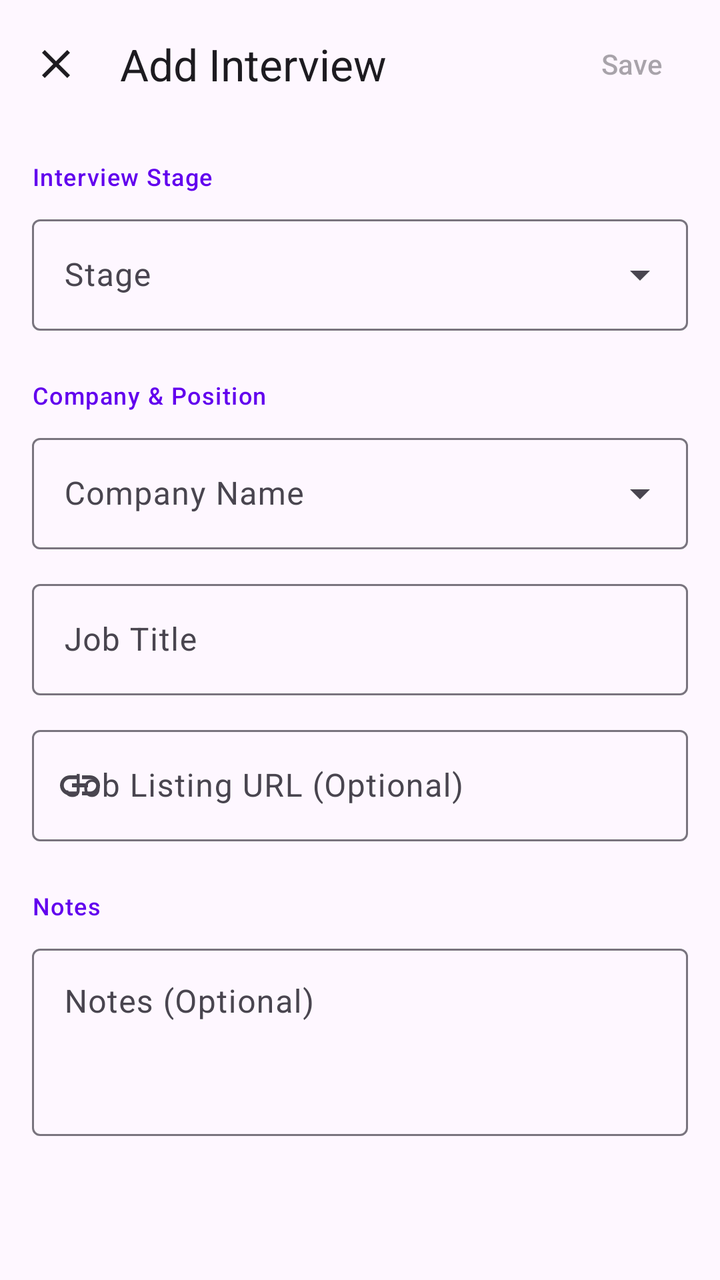
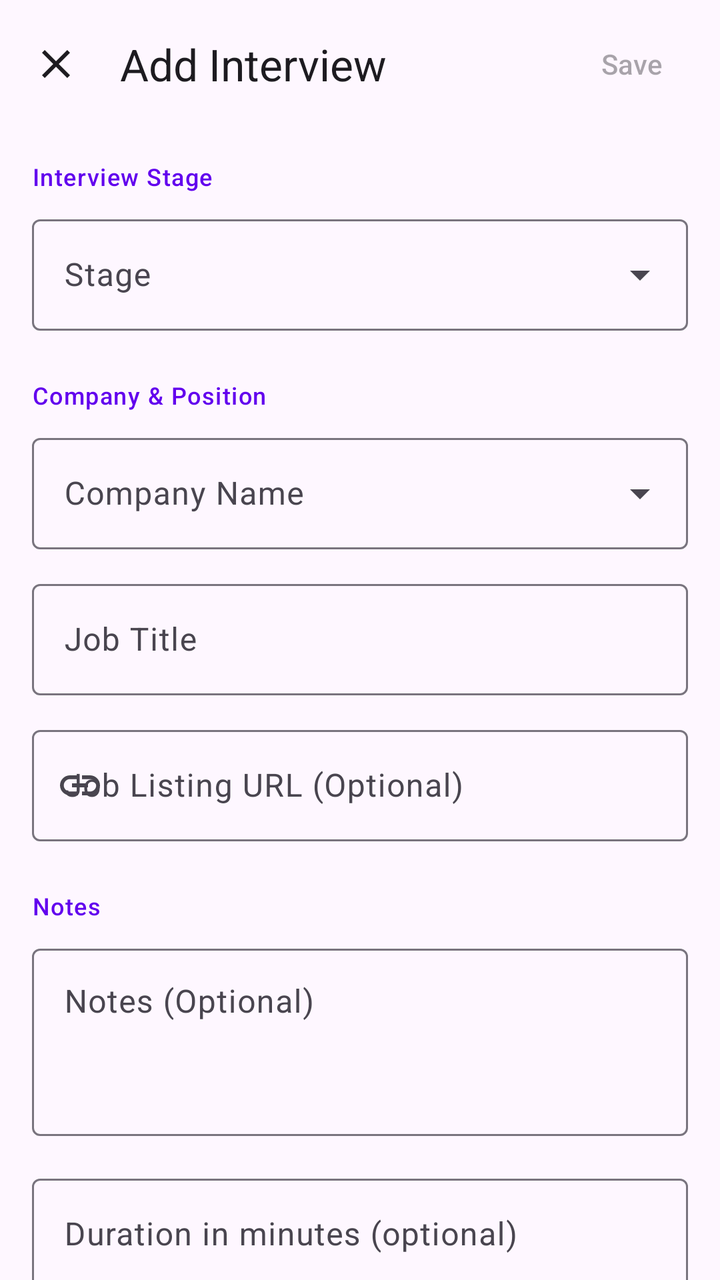

Screens rendered from an Android XML layout before and after an edit, with the pre-edit source and the edit as a unified diff.
<!-- AndroidManifest.xml: application theme Theme.Android -->
<!-- res/layout/activity_add_interview.xml -->
<?xml version="1.0" encoding="utf-8"?>
<LinearLayout
    xmlns:android="http://schemas.android.com/apk/res/android"
    xmlns:app="http://schemas.android.com/apk/res-auto"
    android:layout_width="match_parent"
    android:layout_height="match_parent"
    android:orientation="vertical"
    android:fitsSystemWindows="true">

    
    <com.google.android.material.appbar.MaterialToolbar
        android:id="@+id/toolbar"
        android:layout_width="match_parent"
        android:layout_height="?attr/actionBarSize"
        app:title="Add Interview"
        app:navigationIcon="@drawable/ic_close"
        app:navigationIconTint="?attr/colorOnSurface">

        <com.google.android.material.button.MaterialButton
            android:id="@+id/buttonSave"
            style="@style/Widget.Material3.Button.TextButton"
            android:layout_width="wrap_content"
            android:layout_height="wrap_content"
            android:layout_gravity="end"
            android:text="@string/save"
            android:enabled="false" />

    </com.google.android.material.appbar.MaterialToolbar>

    <androidx.core.widget.NestedScrollView
        android:layout_width="match_parent"
        android:layout_height="match_parent"
        android:fillViewport="true">

        <LinearLayout
            android:layout_width="match_parent"
            android:layout_height="wrap_content"
            android:orientation="vertical"
            android:padding="16dp">

            
            <TextView
                android:layout_width="match_parent"
                android:layout_height="wrap_content"
                android:text="@string/interview_stage"
                android:textAppearance="?attr/textAppearanceLabelMedium"
                android:textColor="?attr/colorPrimary"
                android:paddingBottom="8dp" />

            <com.google.android.material.textfield.TextInputLayout
                android:id="@+id/layoutStage"
                style="@style/Widget.Material3.TextInputLayout.OutlinedBox.ExposedDropdownMenu"
                android:layout_width="match_parent"
                android:layout_height="wrap_content"
                android:hint="@string/stage">

                <AutoCompleteTextView
                    android:id="@+id/dropdownStage"
                    android:layout_width="match_parent"
                    android:layout_height="wrap_content"
                    android:inputType="none" />

            </com.google.android.material.textfield.TextInputLayout>

            
            <TextView
                android:layout_width="match_parent"
                android:layout_height="wrap_content"
                android:text="@string/company_position"
                android:textAppearance="?attr/textAppearanceLabelMedium"
                android:textColor="?attr/colorPrimary"
                android:paddingTop="24dp"
                android:paddingBottom="8dp" />

            <com.google.android.material.textfield.TextInputLayout
                android:id="@+id/layoutCompanyName"
                style="@style/Widget.Material3.TextInputLayout.OutlinedBox.ExposedDropdownMenu"
                android:layout_width="match_parent"
                android:layout_height="wrap_content"
                android:hint="@string/company_name">

                <AutoCompleteTextView
                    android:id="@+id/editCompanyName"
                    android:layout_width="match_parent"
                    android:layout_height="wrap_content"
                    android:inputType="textCapWords"
                    android:completionThreshold="1" />

            </com.google.android.material.textfield.TextInputLayout>

            <com.google.android.material.textfield.TextInputLayout
                android:id="@+id/layoutJobTitle"
                style="@style/Widget.Material3.TextInputLayout.OutlinedBox"
                android:layout_width="match_parent"
                android:layout_height="wrap_content"
                android:layout_marginTop="12dp"
                android:hint="@string/job_title">

                <com.google.android.material.textfield.TextInputEditText
                    android:id="@+id/editJobTitle"
                    android:layout_width="match_parent"
                    android:layout_height="wrap_content"
                    android:inputType="textCapWords" />

            </com.google.android.material.textfield.TextInputLayout>

            <com.google.android.material.textfield.TextInputLayout
                android:id="@+id/layoutJobListing"
                style="@style/Widget.Material3.TextInputLayout.OutlinedBox"
                android:layout_width="match_parent"
                android:layout_height="wrap_content"
                android:layout_marginTop="12dp"
                android:hint="@string/job_listing_url"
                app:startIconDrawable="@drawable/ic_link">

                <com.google.android.material.textfield.TextInputEditText
                    android:id="@+id/editJobListing"
                    android:layout_width="match_parent"
                    android:layout_height="wrap_content"
                    android:inputType="textUri" />

            </com.google.android.material.textfield.TextInputLayout>

            
            <LinearLayout
                android:id="@+id/sectionInterviewDetails"
                android:layout_width="match_parent"
                android:layout_height="wrap_content"
                android:orientation="vertical"
                android:visibility="gone">

                <TextView
                    android:id="@+id/textInterviewDetailsHeader"
                    android:layout_width="match_parent"
                    android:layout_height="wrap_content"
                    android:text="@string/interview_details"
                    android:textAppearance="?attr/textAppearanceLabelMedium"
                    android:textColor="?attr/colorPrimary"
                    android:paddingTop="24dp"
                    android:paddingBottom="8dp" />

                <com.google.android.material.textfield.TextInputLayout
                    android:id="@+id/layoutInterviewDateTime"
                    style="@style/Widget.Material3.TextInputLayout.OutlinedBox"
                    android:layout_width="match_parent"
                    android:layout_height="wrap_content"
                    android:hint="@string/interview_date_time"
                    app:startIconDrawable="@drawable/ic_calendar_empty">

                    <com.google.android.material.textfield.TextInputEditText
                        android:id="@+id/editInterviewDateTime"
                        android:layout_width="match_parent"
                        android:layout_height="wrap_content"
                        android:inputType="none"
                        android:focusable="false"
                        android:clickable="true" />

                </com.google.android.material.textfield.TextInputLayout>

                <com.google.android.material.textfield.TextInputLayout
                    android:id="@+id/layoutMethod"
                    style="@style/Widget.Material3.TextInputLayout.OutlinedBox.ExposedDropdownMenu"
                    android:layout_width="match_parent"
                    android:layout_height="wrap_content"
                    android:layout_marginTop="12dp"
                    android:hint="@string/interview_method">

                    <AutoCompleteTextView
                        android:id="@+id/dropdownMethod"
                        android:layout_width="match_parent"
                        android:layout_height="wrap_content"
                        android:inputType="none" />

                </com.google.android.material.textfield.TextInputLayout>

                <com.google.android.material.textfield.TextInputLayout
                    android:id="@+id/layoutInterviewer"
                    style="@style/Widget.Material3.TextInputLayout.OutlinedBox"
                    android:layout_width="match_parent"
                    android:layout_height="wrap_content"
                    android:layout_marginTop="12dp"
                    android:hint="@string/interviewer_optional">

                    <com.google.android.material.textfield.TextInputEditText
                        android:id="@+id/editInterviewer"
                        android:layout_width="match_parent"
                        android:layout_height="wrap_content"
                        android:inputType="textPersonName" />

                </com.google.android.material.textfield.TextInputLayout>

                <com.google.android.material.textfield.TextInputLayout
                    android:id="@+id/layoutMeetingLink"
                    style="@style/Widget.Material3.TextInputLayout.OutlinedBox"
                    android:layout_width="match_parent"
                    android:layout_height="wrap_content"
                    android:layout_marginTop="12dp"
                    android:hint="@string/meeting_link_optional"
                    android:visibility="gone">

                    <com.google.android.material.textfield.TextInputEditText
                        android:id="@+id/editMeetingLink"
                        android:layout_width="match_parent"
                        android:layout_height="wrap_content"
                        android:inputType="textUri" />

                </com.google.android.material.textfield.TextInputLayout>

            </LinearLayout>

            
            <LinearLayout
                android:id="@+id/sectionDeadline"
                android:layout_width="match_parent"
                android:layout_height="wrap_content"
                android:orientation="vertical"
                android:visibility="gone">

                <TextView
                    android:layout_width="match_parent"
                    android:layout_height="wrap_content"
                    android:text="@string/technical_test_details"
                    android:textAppearance="?attr/textAppearanceLabelMedium"
                    android:textColor="?attr/colorPrimary"
                    android:paddingTop="24dp"
                    android:paddingBottom="8dp" />

                <com.google.android.material.textfield.TextInputLayout
                    android:id="@+id/layoutDeadline"
                    style="@style/Widget.Material3.TextInputLayout.OutlinedBox"
                    android:layout_width="match_parent"
                    android:layout_height="wrap_content"
                    android:hint="@string/deadline"
                    app:startIconDrawable="@drawable/ic_calendar_empty">

                    <com.google.android.material.textfield.TextInputEditText
                        android:id="@+id/editDeadline"
                        android:layout_width="match_parent"
                        android:layout_height="wrap_content"
                        android:inputType="none"
                        android:focusable="false"
                        android:clickable="true" />

                </com.google.android.material.textfield.TextInputLayout>

                <com.google.android.material.textfield.TextInputLayout
                    android:id="@+id/layoutTestLink"
                    style="@style/Widget.Material3.TextInputLayout.OutlinedBox"
                    android:layout_width="match_parent"
                    android:layout_height="wrap_content"
                    android:layout_marginTop="12dp"
                    android:hint="@string/test_link_optional">

                    <com.google.android.material.textfield.TextInputEditText
                        android:id="@+id/editTestLink"
                        android:layout_width="match_parent"
                        android:layout_height="wrap_content"
                        android:inputType="textUri" />

                </com.google.android.material.textfield.TextInputLayout>

            </LinearLayout>

            
            <TextView
                android:layout_width="match_parent"
                android:layout_height="wrap_content"
                android:text="@string/notes"
                android:textAppearance="?attr/textAppearanceLabelMedium"
                android:textColor="?attr/colorPrimary"
                android:paddingTop="24dp"
                android:paddingBottom="8dp" />

            <com.google.android.material.textfield.TextInputLayout
                android:id="@+id/layoutNotes"
                style="@style/Widget.Material3.TextInputLayout.OutlinedBox"
                android:layout_width="match_parent"
                android:layout_height="wrap_content"
                android:hint="@string/notes_optional">

                <com.google.android.material.textfield.TextInputEditText
                    android:id="@+id/editNotes"
                    android:layout_width="match_parent"
                    android:layout_height="wrap_content"
                    android:inputType="textMultiLine"
                    android:minLines="3"
                    android:gravity="top" />

            </com.google.android.material.textfield.TextInputLayout>

            
            <View
                android:layout_width="match_parent"
                android:layout_height="32dp" />

        </LinearLayout>

    </androidx.core.widget.NestedScrollView>

</LinearLayout>
<!-- resources referenced by this layout -->
<resources>
  <!-- drawable ic_calendar_empty (drawable) -->
  <?xml version="1.0" encoding="utf-8"?>
  <vector xmlns:android="http://schemas.android.com/apk/res/android"
      android:width="24dp"
      android:height="24dp"
      android:viewportWidth="24"
      android:viewportHeight="24">
      <path
          android:fillColor="@android:color/white"
          android:pathData="M19,4h-1V2h-2v2H8V2H6v2H5C3.89,4 3.01,4.9 3.01,6L3,20c0,1.1 0.89,2 2,2h14c1.1,0 2,-0.9 2,-2V6C21,4.9 20.1,4 19,4zM19,20H5V10h14V20zM19,8H5V6h14V8zM12,13m-2.5,0a2.5,2.5 0,1 1,5 0a2.5,2.5 0,1 1,-5 0"/>
  </vector>
  <!-- drawable ic_close (drawable) -->
  <?xml version="1.0" encoding="utf-8"?>
  <vector xmlns:android="http://schemas.android.com/apk/res/android"
      android:width="24dp"
      android:height="24dp"
      android:viewportWidth="24"
      android:viewportHeight="24">
      <path
          android:fillColor="@android:color/white"
          android:pathData="M19,6.41L17.59,5 12,10.59 6.41,5 5,6.41 10.59,12 5,17.59 6.41,19 12,13.41 17.59,19 19,17.59 13.41,12z"/>
  </vector>
  <!-- drawable ic_link (drawable) -->
  <vector xmlns:android="http://schemas.android.com/apk/res/android"
      android:width="24dp"
      android:height="24dp"
      android:viewportWidth="24"
      android:viewportHeight="24"
      android:tint="?attr/colorControlNormal">
      <path
          android:fillColor="@android:color/white"
          android:pathData="M3.9,12c0,-1.71 1.39,-3.1 3.1,-3.1h4V7H7c-2.76,0 -5,2.24 -5,5s2.24,5 5,5h4v-1.9H7c-1.71,0 -3.1,-1.39 -3.1,-3.1zM8,13h8v-2H8v2zM17,7h-4v1.9h4c1.71,0 3.1,1.39 3.1,3.1s-1.39,3.1 -3.1,3.1h-4V17h4c2.76,0 5,-2.24 5,-5s-2.24,-5 -5,-5z"/>
  </vector>
  <string name="company_name">Company Name</string>
  <string name="company_position">Company &amp; Position</string>
  <string name="deadline">Deadline</string>
  <string name="interview_date_time">Interview Date &amp; Time</string>
  <string name="interview_details">Interview Details</string>
  <string name="interview_method">Interview Method</string>
  <string name="interview_stage">Interview Stage</string>
  <string name="interviewer_optional">Interviewer (Optional)</string>
  <string name="job_listing_url">Job Listing URL (Optional)</string>
  <string name="job_title">Job Title</string>
  <string name="meeting_link_optional">Meeting Link (Optional)</string>
  <string name="notes">Notes</string>
  <string name="notes_optional">Notes (Optional)</string>
  <string name="save">Save</string>
  <string name="stage">Stage</string>
  <string name="technical_test_details">Technical Test Details</string>
  <string name="test_link_optional">Test Link (Optional)</string>
  <style name="Theme.Android" parent="Theme.Material3.DayNight.NoActionBar">
          
          <item name="colorPrimary">@color/purple_500</item>
          <item name="colorPrimaryContainer">@color/purple_200</item>
          <item name="colorOnPrimary">@color/white</item>
          
          <item name="colorSecondary">@color/teal_200</item>
          <item name="colorSecondaryContainer">@color/teal_200</item>
          <item name="colorOnSecondary">@color/black</item>
          
          <item name="android:statusBarColor">?attr/colorSurface</item>
          <item name="android:windowLightStatusBar">true</item>
      </style>
  <color name="purple_500">#FF6200EE</color>
  <color name="purple_200">#FFBB86FC</color>
  <color name="white">#FFFFFFFF</color>
  <color name="teal_200">#FF03DAC5</color>
  <color name="black">#FF000000</color>
</resources>

<!-- the commit's change to res/layout/activity_add_interview.xml (unified diff, before → after) -->
@@ -288,6 +288,20 @@
 
             </com.google.android.material.textfield.TextInputLayout>
 
+            <com.google.android.material.textfield.TextInputLayout
+                style="@style/Widget.Material3.TextInputLayout.OutlinedBox"
+                android:layout_width="match_parent"
+                android:layout_height="wrap_content"
+                android:layout_marginTop="16dp"
+                android:hint="Duration in minutes (optional)">
+                <com.google.android.material.textfield.TextInputEditText
+                    android:id="@+id/editDuration"
+                    android:layout_width="match_parent"
+                    android:layout_height="wrap_content"
+                    android:inputType="number"
+                    android:maxLength="3" />
+            </com.google.android.material.textfield.TextInputLayout>
+
             
             <View
                 android:layout_width="match_parent"
